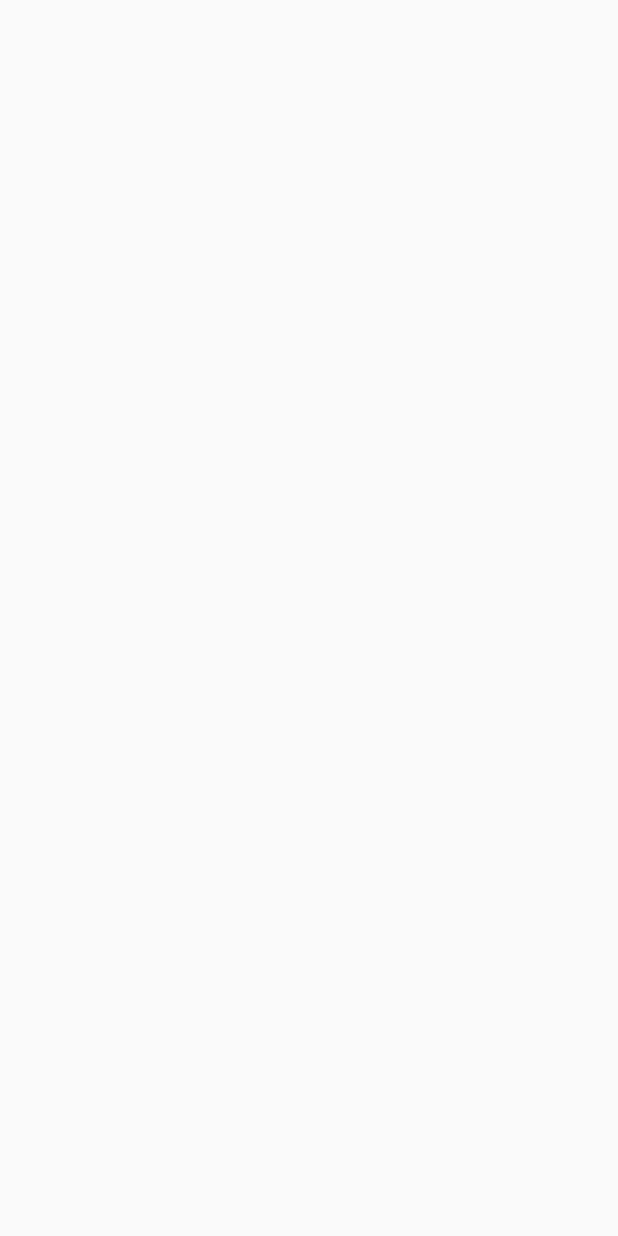
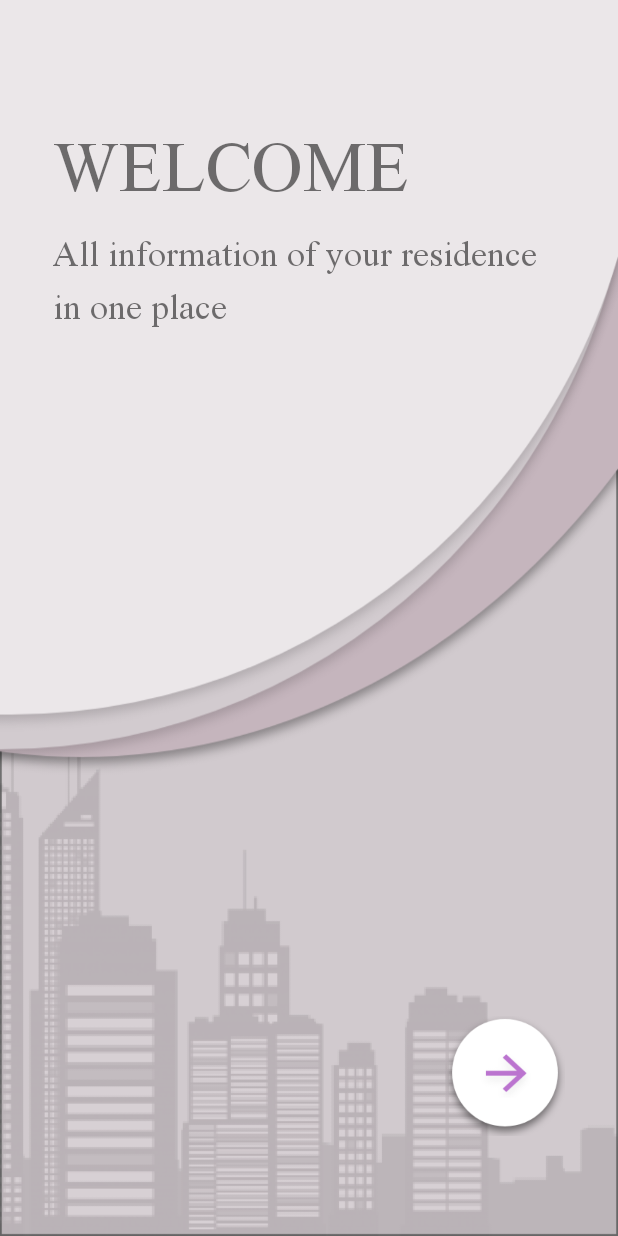
Before and after one commit to Adnan-saky/BashaBari, an Android app: the screen it shows after launch (MainActivity), on a phone screen of 412 x 824 dp. Before the commit the screen is empty. Run offline under Robolectric (Android 15) with nearby library versions, the light colour scheme and no system bars.

Commit message:
welcome_1 welcome_2

```diff
--- a/app/src/main/res/layout/welcome_1_.xml
+++ b/app/src/main/res/layout/welcome_1_.xml
@@ -1,7 +1,36 @@
 <?xml version="1.0" encoding="utf-8"?>
 <RelativeLayout xmlns:android="http://schemas.android.com/apk/res/android"
-    android:layout_width="match_parent" android:layout_height="match_parent">
+    android:layout_width="match_parent" android:layout_height="match_parent"
+    android:background="@drawable/welcome_1_bg"
+    android:padding="35sp"
+    >
 
+    <TextView
+        android:id="@+id/Welcome"
+        android:layout_width="wrap_content"
+        android:layout_height="wrap_content"
+        android:text="WELCOME"
+        android:textSize="70sp"
+        android:fontFamily="@font/microsoft_himalaya"
+        android:paddingTop="50sp"
+
+        />
+    <TextView
+        android:id="@+id/All_Info..text"
+        android:layout_width="wrap_content"
+        android:layout_height="wrap_content"
+        android:layout_below="@id/Welcome"
+        android:text="All information of your residence  in one place"
+        android:textSize="35sp"
+        android:fontFamily="@font/microsoft_himalaya"
+        />
+    <ImageView
+        android:layout_width="80sp"
+        android:layout_height="80sp"
+        android:layout_below="@id/All_Info..text"
+        android:layout_alignParentRight="true"
+        android:layout_marginTop="450sp"
+        android:src="@drawable/next_button" />
 
 </RelativeLayout>
     <!-- kam kore dada -->
--- a/app/src/main/res/values/strings_a.xml
+++ b/app/src/main/res/values/strings_a.xml
@@ -1,3 +1,7 @@
 <resources>
 
+    <string name="welcome_2_msg">
+    "Create an account as a home\nowner then link your tenant's\nto your account"
+    </string>
+
 </resources>
```
Also changed, not shown: app/src/main/res/layout/welcome_2_.xml (+30 -1 lines).
